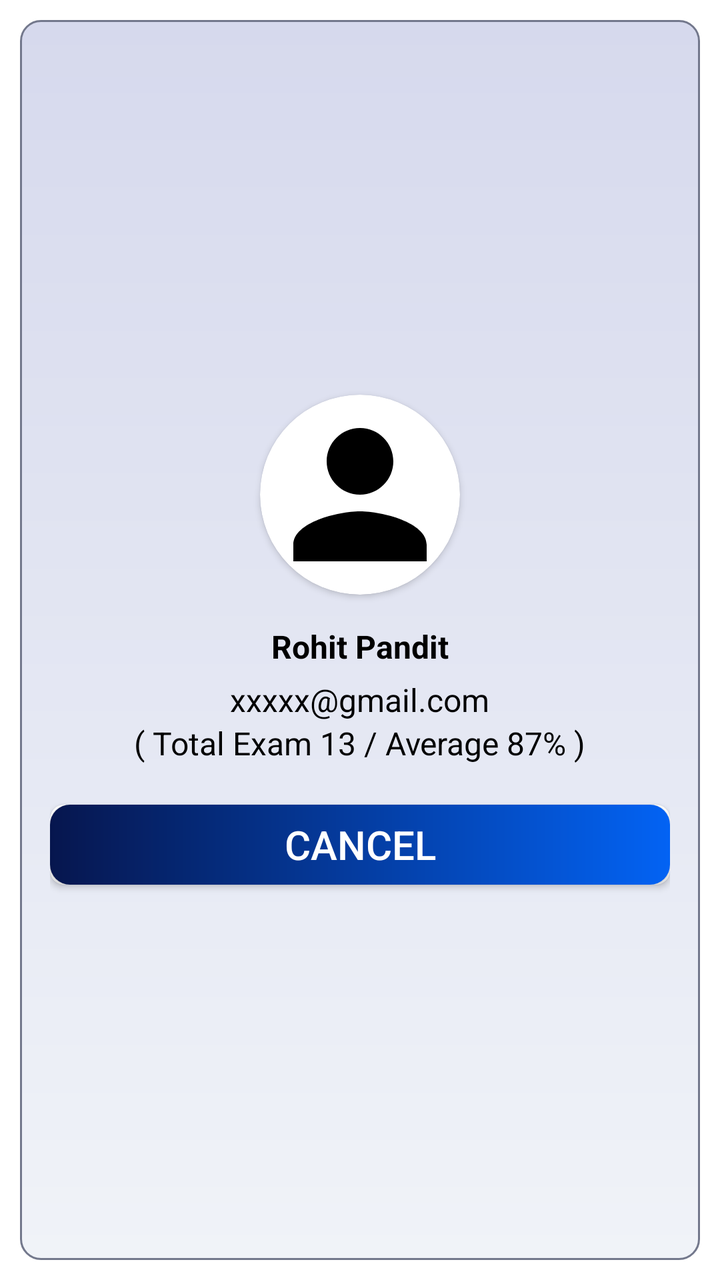
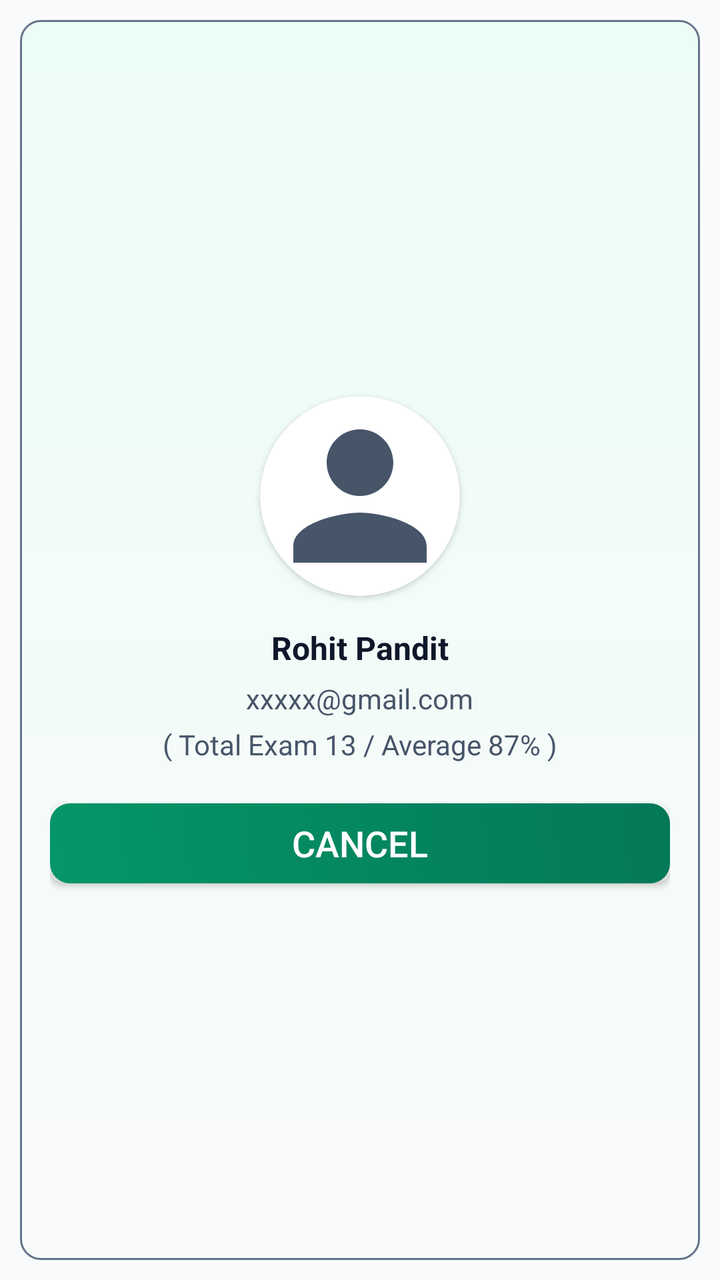

An Android layout rendered at two revisions. The XML below is the earlier revision; the diff shows what the commit changed to produce the second picture.
<!-- AndroidManifest.xml: application theme Theme.TestMaster -->
<!-- res/layout/popup_leadeboard_details.xml -->
<?xml version="1.0" encoding="utf-8"?>
<androidx.constraintlayout.widget.ConstraintLayout xmlns:android="http://schemas.android.com/apk/res/android"
    xmlns:app="http://schemas.android.com/apk/res-auto"
    android:layout_width="match_parent"
    android:layout_height="wrap_content"
    android:padding="10dp"
    android:background="@android:color/transparent">

    <LinearLayout
        android:layout_width="match_parent"
        android:layout_height="match_parent"
        android:gravity="center"
        android:orientation="vertical"
        android:padding="15dp"
        android:background="@drawable/box_gradient"
        app:layout_constraintBottom_toBottomOf="parent"
        app:layout_constraintEnd_toEndOf="parent"
        app:layout_constraintStart_toStartOf="parent"
        app:layout_constraintTop_toTopOf="parent">
        <androidx.cardview.widget.CardView
            android:layout_width="100dp"
            android:layout_height="100dp"
            app:cardCornerRadius="50dp"
            android:background="@color/gray">
            <ImageView
                android:id="@+id/iv_stu_img"
                android:layout_width="match_parent"
                android:layout_height="match_parent"
                android:src="@drawable/baseline_person_24"/>
        </androidx.cardview.widget.CardView>
        <TextView
            android:id="@+id/tv_username"
            android:layout_width="wrap_content"
            android:layout_height="wrap_content"
            android:text="Rohit Pandit"
            android:textStyle="bold"
            android:layout_marginTop="15dp"
            android:textColor="@color/black"
            android:textSize="16dp"/>
        <TextView
            android:id="@+id/tv_email"
            android:layout_width="wrap_content"
            android:layout_height="wrap_content"
            android:text="xxxxx@gmail.com"
            android:layout_marginTop="5dp"
            android:textColor="@color/black"
            android:textSize="16dp"/>

            <TextView
                android:id="@+id/total_examAnd_percentage"
                android:layout_width="wrap_content"
                android:layout_height="wrap_content"
                android:text="( Total Exam 13 / Average 87% )"
                android:textColor="@color/black"
                android:textSize="16dp"/>
        <androidx.cardview.widget.CardView
            android:layout_width="match_parent"
            android:layout_height="40dp"
            android:layout_marginTop="20dp"
            android:layout_gravity="center"
            app:cardCornerRadius="7dp">
        <androidx.appcompat.widget.AppCompatButton
            android:id="@+id/cancel_button"
            android:layout_width="match_parent"
            android:layout_height="40dp"
            android:text="Cancel"
            android:textSize="20dp"
            android:gravity="center"
            android:textColor="@color/white"
            android:background="@drawable/blue_gradient" />
        </androidx.cardview.widget.CardView>
    </LinearLayout>

</androidx.constraintlayout.widget.ConstraintLayout>
<!-- resources referenced by this layout -->
<resources>
  <color name="black">#FF000000</color>
  <color name="gray">#C3C4C5</color>
  <color name="white">#FFFFFFFF</color>
  <!-- drawable baseline_person_24 (drawable) -->
  <vector android:height="24dp" android:tint="#000000"
      android:viewportHeight="24" android:viewportWidth="24"
      android:width="24dp" xmlns:android="http://schemas.android.com/apk/res/android">
      <path android:fillColor="@android:color/white" android:pathData="M12,12c2.21,0 4,-1.79 4,-4s-1.79,-4 -4,-4 -4,1.79 -4,4 1.79,4 4,4zM12,14c-2.67,0 -8,1.34 -8,4v2h16v-2c0,-2.66 -5.33,-4 -8,-4z"/>
  </vector>
  <!-- drawable blue_gradient (drawable) -->
  <?xml version="1.0" encoding="utf-8"?>
  <shape xmlns:android="http://schemas.android.com/apk/res/android"
      android:shape="rectangle">
      <gradient android:startColor="@color/primary_blue"
          android:endColor="@color/blue"/>
      <corners android:radius="10dp"/>
  </shape>
  <!-- drawable box_gradient (drawable) -->
  <?xml version="1.0" encoding="utf-8"?>
  <shape xmlns:android="http://schemas.android.com/apk/res/android"
      android:shape="rectangle">
      <gradient android:startColor="#D6D9ED"
          android:endColor="#F0F3F8"
          android:angle="270"/>
      <stroke android:width="1dp"
          android:color="#73788C"/>
      <corners android:radius="10dp"/>
  </shape>
  <style name="Theme.TestMaster" parent="Base.Theme.TestMaster" />
  <color name="primary_blue">#06164E</color>
  <color name="blue">#0363F4</color>
  <style name="Base.Theme.TestMaster" parent="Theme.MaterialComponents.DayNight.NoActionBar">
          
           <item name="colorPrimary">@color/primary_blue</item>
          <item name="android:statusBarColor">@color/primary_blue</item>
          <item name="colorAccent">@color/primary_blue</item>
      </style>
</resources>

<!-- the commit's change to res/layout/popup_leadeboard_details.xml (unified diff, before → after) -->
@@ -26,7 +26,8 @@
                 android:id="@+id/iv_stu_img"
                 android:layout_width="match_parent"
                 android:layout_height="match_parent"
-                android:src="@drawable/baseline_person_24"/>
+                android:src="@drawable/baseline_person_24"
+                app:tint="@color/text_secondary" />
         </androidx.cardview.widget.CardView>
         <TextView
             android:id="@+id/tv_username"
@@ -35,24 +36,25 @@
             android:text="Rohit Pandit"
             android:textStyle="bold"
             android:layout_marginTop="15dp"
-            android:textColor="@color/black"
-            android:textSize="16dp"/>
+            android:textColor="@color/text_primary"
+            android:textSize="16sp"/>
         <TextView
             android:id="@+id/tv_email"
             android:layout_width="wrap_content"
             android:layout_height="wrap_content"
             android:text="xxxxx@gmail.com"
             android:layout_marginTop="5dp"
-            android:textColor="@color/black"
-            android:textSize="16dp"/>
+            android:textColor="@color/text_secondary"
+            android:textSize="14sp"/>
 
             <TextView
                 android:id="@+id/total_examAnd_percentage"
                 android:layout_width="wrap_content"
                 android:layout_height="wrap_content"
                 android:text="( Total Exam 13 / Average 87% )"
-                android:textColor="@color/black"
-                android:textSize="16dp"/>
+                android:textColor="@color/text_secondary"
+                android:layout_marginTop="4dp"
+                android:textSize="14sp"/>
         <androidx.cardview.widget.CardView
             android:layout_width="match_parent"
             android:layout_height="40dp"
@@ -64,7 +66,7 @@
             android:layout_width="match_parent"
             android:layout_height="40dp"
             android:text="Cancel"
-            android:textSize="20dp"
+            android:textSize="18sp"
             android:gravity="center"
             android:textColor="@color/white"
             android:background="@drawable/blue_gradient" />
<!-- resource entries referenced after the edit -->
@@ -1,7 +1,8 @@
 <!-- resources referenced by this layout -->
 <resources>
-  <color name="black">#FF000000</color>
-  <color name="gray">#C3C4C5</color>
+  <color name="gray">#F1F5F9</color>
+  <color name="text_primary">#0F172A</color>
+  <color name="text_secondary">#475569</color>
   <color name="white">#FFFFFFFF</color>
   <!-- drawable baseline_person_24 (drawable) -->
   <vector android:height="24dp" android:tint="#000000"
@@ -13,29 +14,73 @@
   <?xml version="1.0" encoding="utf-8"?>
   <shape xmlns:android="http://schemas.android.com/apk/res/android"
       android:shape="rectangle">
-      <gradient android:startColor="@color/primary_blue"
-          android:endColor="@color/blue"/>
+      <gradient
+          android:startColor="@color/primary"
+          android:endColor="@color/primary_variant"
+          android:angle="45"/>
       <corners android:radius="10dp"/>
   </shape>
   <!-- drawable box_gradient (drawable) -->
   <?xml version="1.0" encoding="utf-8"?>
   <shape xmlns:android="http://schemas.android.com/apk/res/android"
       android:shape="rectangle">
-      <gradient android:startColor="#D6D9ED"
-          android:endColor="#F0F3F8"
+      <gradient
+          android:startColor="#ECFDF5"
+          android:endColor="#F9FAFB"
           android:angle="270"/>
       <stroke android:width="1dp"
-          android:color="#73788C"/>
+          android:color="@color/secondary"/>
       <corners android:radius="10dp"/>
   </shape>
   <style name="Theme.TestMaster" parent="Base.Theme.TestMaster" />
-  <color name="primary_blue">#06164E</color>
-  <color name="blue">#0363F4</color>
-  <style name="Base.Theme.TestMaster" parent="Theme.MaterialComponents.DayNight.NoActionBar">
+  <color name="primary">#059669</color>
+  <color name="primary_variant">#047857</color>
+  <color name="secondary">#64748B</color>
+  <style name="Base.Theme.TestMaster" parent="Theme.Material3.DayNight.NoActionBar">
           
-           <item name="colorPrimary">@color/primary_blue</item>
-          <item name="android:statusBarColor">@color/primary_blue</item>
-          <item name="colorAccent">@color/primary_blue</item>
+          <item name="colorPrimary">@color/primary</item>
+          <item name="colorOnPrimary">@color/onPrimary</item>
+          <item name="colorPrimaryContainer">@color/primaryContainer</item>
+          <item name="colorOnPrimaryContainer">@color/onPrimaryContainer</item>
+  
+          <item name="colorSecondary">@color/secondary</item>
+          <item name="colorOnSecondary">@color/onSecondary</item>
+          <item name="colorSecondaryContainer">@color/secondaryContainer</item>
+          <item name="colorOnSecondaryContainer">@color/onSecondaryContainer</item>
+  
+          
+          <item name="android:windowBackground">@color/background</item>
+          <item name="colorSurface">@color/surface</item>
+          <item name="colorOnSurface">@color/onSurface</item>
+          <item name="colorSurfaceVariant">@color/surfaceVariant</item>
+          <item name="colorOnSurfaceVariant">@color/onSurfaceVariant</item>
+          <item name="colorOutline">@color/outline</item>
+  
+          
+          <item name="colorError">@color/error</item>
+          <item name="colorOnError">@color/onError</item>
+          <item name="colorErrorContainer">@color/errorContainer</item>
+          <item name="colorOnErrorContainer">@color/onErrorContainer</item>
+  
+          
+          <item name="android:statusBarColor">@color/surface</item>
+          <item name="android:windowLightStatusBar">true</item>
       </style>
+  <color name="onPrimary">#FFFFFF</color>
+  <color name="primaryContainer">#D1FAE5</color>
+  <color name="onPrimaryContainer">#064E3B</color>
+  <color name="onSecondary">#FFFFFF</color>
+  <color name="secondaryContainer">#F1F5F9</color>
+  <color name="onSecondaryContainer">#0F172A</color>
+  <color name="background">#F8FAFC</color>
+  <color name="surface">#FFFFFF</color>
+  <color name="onSurface">#0F172A</color>
+  <color name="surfaceVariant">#E2E8F0</color>
+  <color name="onSurfaceVariant">#475569</color>
+  <color name="outline">#94A3B8</color>
+  <color name="error">#EF4444</color>
+  <color name="onError">#FFFFFF</color>
+  <color name="errorContainer">#FEE2E2</color>
+  <color name="onErrorContainer">#991B1B</color>
 </resources>
 
